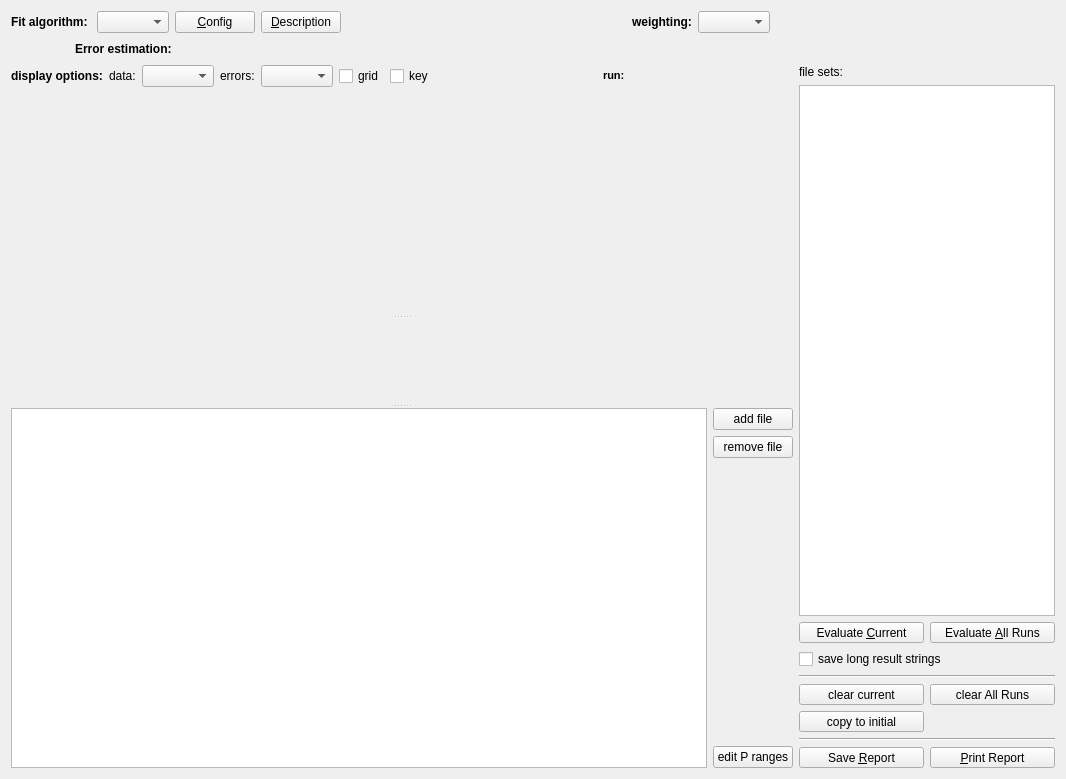
Above: plugins/fccsfit/qffccsfitevaluation_editor.ui from jkriege2/QuickFit3 before the change. Below: the same form after it.
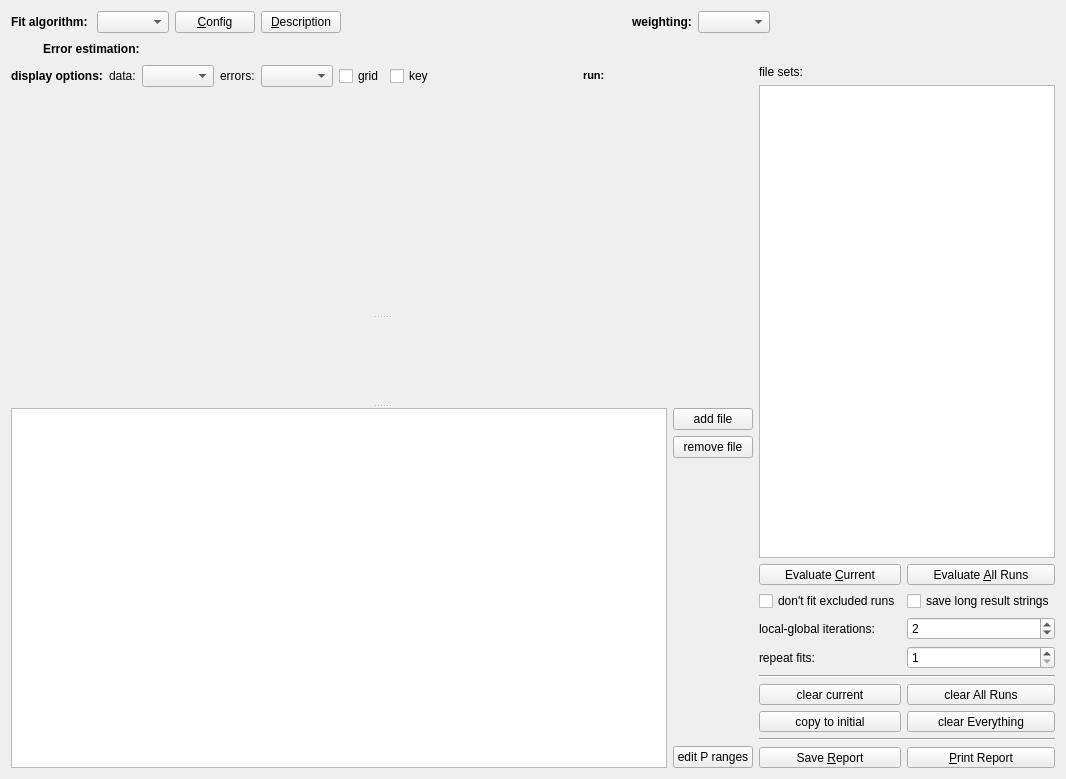
That is the form after the change. Icons and pictures are not drawn. Custom widgets are drawn as their Qt base class.

```diff
--- a/plugins/fccsfit/qffccsfitevaluation_editor.ui
+++ b/plugins/fccsfit/qffccsfitevaluation_editor.ui
@@ -101,6 +101,36 @@
    </item>
    <item row="2" column="1" rowspan="2">
     <layout class="QGridLayout" name="gridLayout_3">
+     <item row="3" column="0">
+      <widget class="QCheckBox" name="chkDontFitMasked">
+       <property name="text">
+        <string>don't fit excluded runs</string>
+       </property>
+      </widget>
+     </item>
+     <item row="4" column="0">
+      <widget class="QLabel" name="label_9">
+       <property name="text">
+        <string>local-global iterations:</string>
+       </property>
+      </widget>
+     </item>
+     <item row="8" column="1">
+      <widget class="QToolButton" name="btnClearEverything">
+       <property name="sizePolicy">
+        <sizepolicy hsizetype="MinimumExpanding" vsizetype="Preferred">
+         <horstretch>0</horstretch>
+         <verstretch>0</verstretch>
+        </sizepolicy>
+       </property>
+       <property name="text">
+        <string>clear Everything</string>
+       </property>
+       <property name="toolButtonStyle">
+        <enum>Qt::ToolButtonTextBesideIcon</enum>
+       </property>
+      </widget>
+     </item>
      <item row="0" column="0" colspan="2">
       <widget class="QLabel" name="label_6">
        <property name="text">
@@ -147,14 +177,14 @@
        </property>
       </widget>
      </item>
-     <item row="7" column="0" colspan="2">
+     <item row="9" column="0" colspan="2">
       <widget class="Line" name="line_2">
        <property name="orientation">
         <enum>Qt::Horizontal</enum>
        </property>
       </widget>
      </item>
-     <item row="8" column="0">
+     <item row="10" column="0">
       <widget class="QToolButton" name="btnSaveReport">
        <property name="sizePolicy">
         <sizepolicy hsizetype="MinimumExpanding" vsizetype="Preferred">
@@ -194,7 +224,7 @@
        </property>
       </widget>
      </item>
-     <item row="8" column="1">
+     <item row="10" column="1">
       <widget class="QToolButton" name="btnPrintReport">
        <property name="sizePolicy">
         <sizepolicy hsizetype="MinimumExpanding" vsizetype="Preferred">
@@ -214,7 +244,7 @@
        </property>
       </widget>
      </item>
-     <item row="5" column="0">
+     <item row="7" column="0">
       <widget class="QToolButton" name="btnClearCurrent">
        <property name="sizePolicy">
         <sizepolicy hsizetype="MinimumExpanding" vsizetype="Preferred">
@@ -230,14 +260,14 @@
        </property>
       </widget>
      </item>
-     <item row="4" column="0" colspan="2">
+     <item row="6" column="0" colspan="2">
       <widget class="Line" name="line_3">
        <property name="orientation">
         <enum>Qt::Horizontal</enum>
        </property>
       </widget>
      </item>
-     <item row="6" column="0">
+     <item row="8" column="0">
       <widget class="QToolButton" name="btnCopyToInitial">
        <property name="sizePolicy">
         <sizepolicy hsizetype="MinimumExpanding" vsizetype="Preferred">
@@ -253,7 +283,7 @@
        </property>
       </widget>
      </item>
-     <item row="5" column="1">
+     <item row="7" column="1">
       <widget class="QToolButton" name="btnClearAllPixels">
        <property name="sizePolicy">
         <sizepolicy hsizetype="MinimumExpanding" vsizetype="Preferred">
@@ -269,13 +299,40 @@
        </property>
       </widget>
      </item>
-     <item row="3" column="0" colspan="2">
+     <item row="3" column="1">
       <widget class="QCheckBox" name="chkSaveStrings">
        <property name="text">
         <string>save long result strings</string>
        </property>
       </widget>
      </item>
+     <item row="5" column="0">
+      <widget class="QLabel" name="label_10">
+       <property name="text">
+        <string>repeat fits:</string>
+       </property>
+      </widget>
+     </item>
+     <item row="5" column="1">
+      <widget class="QSpinBox" name="spinFitRepeats">
+       <property name="minimum">
+        <number>1</number>
+       </property>
+      </widget>
+     </item>
+     <item row="4" column="1">
+      <widget class="QSpinBox" name="spinFitLocalGlobals">
+       <property name="specialValueText">
+        <string>global only</string>
+       </property>
+       <property name="minimum">
+        <number>0</number>
+       </property>
+       <property name="value">
+        <number>2</number>
+       </property>
+      </widget>
+     </item>
     </layout>
    </item>
    <item row="0" column="0" colspan="2">
@@ -476,7 +533,7 @@
        </property>
        <property name="sizeHint" stdset="0">
         <size>
-         <width>64</width>
+         <width>32</width>
          <height>20</height>
         </size>
        </property>
@@ -491,6 +548,12 @@
      </item>
      <item>
       <widget class="QFFitAlgorithmErrorEstimateModeWidget" name="widFitErrorEstimate" native="true">
+       <property name="sizePolicy">
+        <sizepolicy hsizetype="MinimumExpanding" vsizetype="Preferred">
+         <horstretch>0</horstretch>
+         <verstretch>0</verstretch>
+        </sizepolicy>
+       </property>
        <property name="minimumSize">
         <size>
          <width>16</width>
@@ -517,6 +580,16 @@
   </layout>
  </widget>
  <customwidgets>
+  <customwidget>
+   <class>JKQTPerrorPlotstyleComboBox</class>
+   <extends>QComboBox</extends>
+   <header>jkqtptools.h</header>
+  </customwidget>
+  <customwidget>
+   <class>QEnhancedTableView</class>
+   <extends>QTableView</extends>
+   <header>qenhancedtableview.h</header>
+  </customwidget>
   <customwidget>
    <class>QFPlotter</class>
    <extends>QWidget</extends>
@@ -539,28 +612,12 @@
    <extends>QComboBox</extends>
    <header>qffcsweightingtools.h</header>
   </customwidget>
-  <customwidget>
-   <class>JKQTPerrorPlotstyleComboBox</class>
-   <extends>QComboBox</extends>
-   <header>jkqtptools.h</header>
-  </customwidget>
   <customwidget>
    <class>DataCutSliders</class>
    <extends>QWidget</extends>
    <header>datacutslider.h</header>
    <container>1</container>
   </customwidget>
-  <customwidget>
-   <class>QEnhancedTableView</class>
-   <extends>QTableView</extends>
-   <header>qenhancedtableview.h</header>
-  </customwidget>
-  <customwidget>
-   <class>QFRDRRunSelector</class>
-   <extends>QWidget</extends>
-   <header>qfrdrrunselector.h</header>
-   <container>1</container>
-  </customwidget>
   <customwidget>
    <class>JKQTPLinePlotStyleWithSymbolSizeComboBox</class>
    <extends>QComboBox</extends>
@@ -572,6 +629,12 @@
    <header>qffitalgorithmerrorestimatemodewidget.h</header>
    <container>1</container>
   </customwidget>
+  <customwidget>
+   <class>QFRDRRunSelector</class>
+   <extends>QWidget</extends>
+   <header>qfrdrrunselector.h</header>
+   <container>1</container>
+  </customwidget>
  </customwidgets>
  <resources>
   <include location="../../lib/lib.qrc"/>
```
